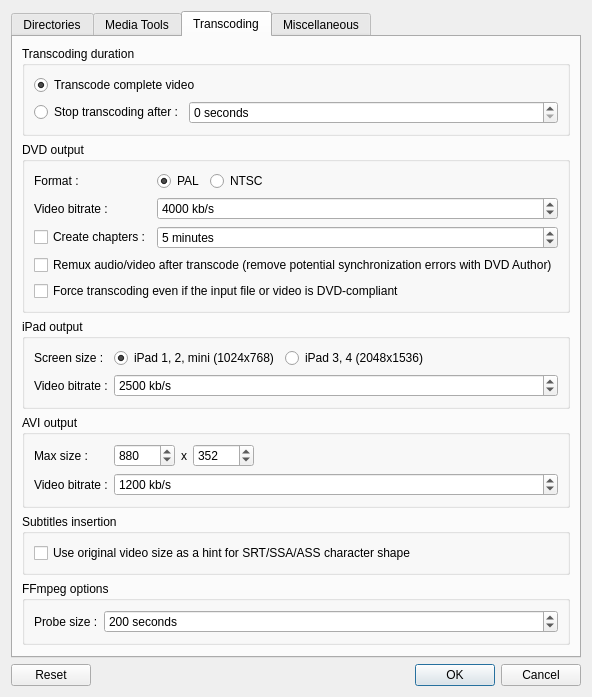
This is src/QtlMovie/QtlMovieEditSettings.ui in qtlmovie/qtlmovie as Qt 5 draws it before an edit. The edited form follows.
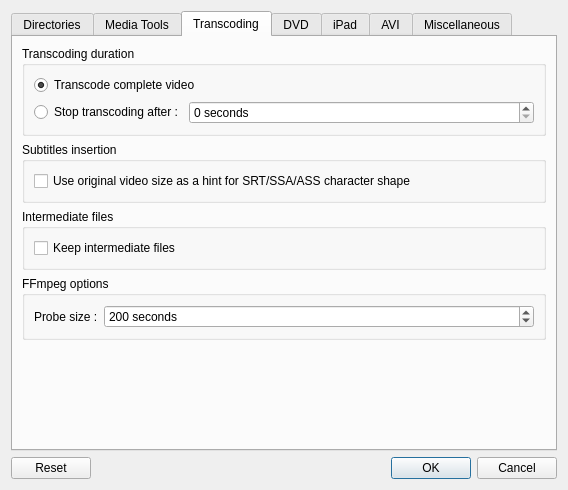
This is the edited form. The open tabs and pages were chosen to show the change. Icons and pictures are not drawn. Custom widgets are drawn as their Qt base class.

Commit message: Reorganized "Edit Settings" tabs.

```diff
--- a/src/QtlMovie/QtlMovieEditSettings.ui
+++ b/src/QtlMovie/QtlMovieEditSettings.ui
@@ -7,7 +7,7 @@
     <x>0</x>
     <y>0</y>
     <width>567</width>
-    <height>621</height>
+    <height>490</height>
    </rect>
   </property>
   <property name="windowTitle">
@@ -374,10 +374,100 @@
         </widget>
        </item>
        <item>
-        <widget class="QGroupBox" name="groupBoxDvdOutput">
+        <widget class="QGroupBox" name="groupBoxSubtitles">
          <property name="title">
-          <string>DVD output</string>
+          <string>Subtitles insertion</string>
          </property>
+         <layout class="QVBoxLayout" name="layoutSubtitles">
+          <item>
+           <widget class="QCheckBox" name="checkBoxSrtUseVideoSize">
+            <property name="text">
+             <string>Use original video size as a hint for SRT/SSA/ASS character shape</string>
+            </property>
+           </widget>
+          </item>
+         </layout>
+        </widget>
+       </item>
+       <item>
+        <widget class="QGroupBox" name="groupBoxIntermediateFiles">
+         <property name="title">
+          <string>Intermediate files</string>
+         </property>
+         <layout class="QVBoxLayout" name="layoutIntermediateFiles">
+          <item>
+           <widget class="QCheckBox" name="checkBoxKeepIntermediateFiles">
+            <property name="text">
+             <string>Keep intermediate files</string>
+            </property>
+           </widget>
+          </item>
+         </layout>
+        </widget>
+       </item>
+       <item>
+        <widget class="QGroupBox" name="groupBoxFFmpegOptions">
+         <property name="title">
+          <string>FFmpeg options</string>
+         </property>
+         <layout class="QGridLayout" name="gridLayout_2">
+          <item row="0" column="0">
+           <widget class="QLabel" name="labelFFmpegProbeSeconds">
+            <property name="sizePolicy">
+             <sizepolicy hsizetype="Minimum" vsizetype="Preferred">
+              <horstretch>0</horstretch>
+              <verstretch>0</verstretch>
+             </sizepolicy>
+            </property>
+            <property name="text">
+             <string>Probe size :</string>
+            </property>
+           </widget>
+          </item>
+          <item row="0" column="1">
+           <widget class="QSpinBox" name="spinFFmpegProbeSeconds">
+            <property name="sizePolicy">
+             <sizepolicy hsizetype="MinimumExpanding" vsizetype="Fixed">
+              <horstretch>0</horstretch>
+              <verstretch>0</verstretch>
+             </sizepolicy>
+            </property>
+            <property name="suffix">
+             <string> seconds</string>
+            </property>
+            <property name="minimum">
+             <number>1</number>
+            </property>
+            <property name="maximum">
+             <number>100000</number>
+            </property>
+            <property name="value">
+             <number>200</number>
+            </property>
+           </widget>
+          </item>
+         </layout>
+        </widget>
+       </item>
+       <item>
+        <spacer name="verticalSpacer">
+         <property name="orientation">
+          <enum>Qt::Vertical</enum>
+         </property>
+         <property name="sizeHint" stdset="0">
+          <size>
+           <width>20</width>
+           <height>112</height>
+          </size>
+         </property>
+        </spacer>
+       </item>
+      </layout>
+     </widget>
+     <widget class="QWidget" name="tabDvd">
+      <attribute name="title">
+       <string>DVD</string>
+      </attribute>
          <layout class="QGridLayout" name="layoutDvdOutput">
           <item row="1" column="0">
            <widget class="QLabel" name="labelDvdBitrate">
@@ -397,10 +487,19 @@
             <property name="text">
              <string>Create chapters :</string>
             </property>
-           </widget>
-          </item>
-          <item row="0" column="2">
-           <widget class="QRadioButton" name="radioNtsc">
+         <property name="checked">
+          <bool>true</bool>
+         </property>
+        </widget>
+       </item>
+       <item row="1" column="0">
+        <widget class="QLabel" name="labelDvdBitrate">
+         <property name="sizePolicy">
+          <sizepolicy hsizetype="Minimum" vsizetype="Preferred">
+           <horstretch>0</horstretch>
+           <verstretch>0</verstretch>
+          </sizepolicy>
+         </property>
             <property name="text">
              <string>NTSC</string>
             </property>
@@ -482,6 +581,9 @@
             <property name="text">
              <string>Remux audio/video after transcode (remove potential synchronization errors with DVD Author)</string>
             </property>
+         <property name="checked">
+          <bool>true</bool>
+         </property>
            </widget>
           </item>
           <item row="4" column="0" colspan="4">
@@ -491,14 +593,25 @@
             </property>
            </widget>
           </item>
-         </layout>
-        </widget>
-       </item>
-       <item>
-        <widget class="QGroupBox" name="groupBoxIpadOutput">
-         <property name="title">
-          <string>iPad output</string>
-         </property>
+       <item row="5" column="2">
+        <spacer name="verticalSpacer_3">
+         <property name="orientation">
+          <enum>Qt::Vertical</enum>
+         </property>
+         <property name="sizeHint" stdset="0">
+          <size>
+           <width>20</width>
+           <height>40</height>
+          </size>
+         </property>
+        </spacer>
+       </item>
+      </layout>
+     </widget>
+     <widget class="QWidget" name="tabIpad">
+      <attribute name="title">
+       <string>iPad</string>
+      </attribute>
          <layout class="QGridLayout" name="gridLayout_4">
           <item row="1" column="0">
            <widget class="QLabel" name="labelIpadBitrate">
@@ -513,23 +626,61 @@
             </property>
            </widget>
           </item>
-          <item row="0" column="1">
-           <widget class="QRadioButton" name="radioIpad12">
-            <property name="text">
-             <string>iPad 1, 2, mini (1024x768)</string>
-            </property>
-            <property name="checked">
-             <bool>true</bool>
+       <item row="1" column="1" colspan="3">
+        <widget class="QSpinBox" name="spinIpadBitrate">
+         <property name="sizePolicy">
+          <sizepolicy hsizetype="MinimumExpanding" vsizetype="Fixed">
+           <horstretch>0</horstretch>
+           <verstretch>0</verstretch>
+          </sizepolicy>
+         </property>
+         <property name="suffix">
+          <string> kb/s</string>
+         </property>
+         <property name="minimum">
+          <number>500</number>
+         </property>
+         <property name="maximum">
+          <number>10000</number>
+         </property>
+         <property name="singleStep">
+          <number>100</number>
+         </property>
+         <property name="value">
+          <number>2500</number>
             </property>
            </widget>
           </item>
           <item row="0" column="2">
            <widget class="QRadioButton" name="radioIpad34">
             <property name="text">
-             <string>iPad 3, 4 (2048x1536)</string>
+          <string>iPad 3/4 (2048x1536)</string>
             </property>
            </widget>
           </item>
+       <item row="0" column="1">
+        <widget class="QRadioButton" name="radioIpad12">
+         <property name="text">
+          <string>iPad 1/2/mini (1024x768)</string>
+         </property>
+         <property name="checked">
+          <bool>true</bool>
+         </property>
+        </widget>
+       </item>
+       <item row="0" column="3">
+        <spacer name="spacerIpadSize">
+         <property name="orientation">
+          <enum>Qt::Horizontal</enum>
+         </property>
+         <property name="sizeHint" stdset="0">
+          <size>
+           <width>40</width>
+           <height>20</height>
+          </size>
+         </property>
+        </spacer>
+       </item>
           <item row="0" column="0">
            <widget class="QLabel" name="labelResolution">
             <property name="text">
@@ -537,52 +688,25 @@
             </property>
            </widget>
           </item>
-          <item row="0" column="3">
-           <spacer name="spacerIpadSize">
+       <item row="2" column="1">
+        <spacer name="verticalSpacer_4">
             <property name="orientation">
-             <enum>Qt::Horizontal</enum>
+          <enum>Qt::Vertical</enum>
             </property>
             <property name="sizeHint" stdset="0">
              <size>
-              <width>40</width>
-              <height>20</height>
+           <width>20</width>
+           <height>40</height>
              </size>
             </property>
            </spacer>
           </item>
-          <item row="1" column="1" colspan="3">
-           <widget class="QSpinBox" name="spinIpadBitrate">
-            <property name="sizePolicy">
-             <sizepolicy hsizetype="MinimumExpanding" vsizetype="Fixed">
-              <horstretch>0</horstretch>
-              <verstretch>0</verstretch>
-             </sizepolicy>
-            </property>
-            <property name="suffix">
-             <string> kb/s</string>
-            </property>
-            <property name="minimum">
-             <number>500</number>
-            </property>
-            <property name="maximum">
-             <number>10000</number>
-            </property>
-            <property name="singleStep">
-             <number>100</number>
-            </property>
-            <property name="value">
-             <number>2500</number>
-            </property>
-           </widget>
-          </item>
-         </layout>
-        </widget>
-       </item>
-       <item>
-        <widget class="QGroupBox" name="groupBoxAviOutput">
-         <property name="title">
-          <string>AVI output</string>
-         </property>
+      </layout>
+     </widget>
+     <widget class="QWidget" name="tabAvi">
+      <attribute name="title">
+       <string>AVI</string>
+      </attribute>
          <layout class="QGridLayout" name="gridLayout_5">
           <item row="0" column="1">
            <widget class="QSpinBox" name="spinAviWidth">
@@ -675,78 +799,15 @@
             </property>
            </widget>
           </item>
-         </layout>
-        </widget>
-       </item>
-       <item>
-        <widget class="QGroupBox" name="groupBoxSubtitles">
-         <property name="title">
-          <string>Subtitles insertion</string>
-         </property>
-         <layout class="QVBoxLayout" name="layoutSubtitles">
-          <item>
-           <widget class="QCheckBox" name="checkBoxSrtUseVideoSize">
-            <property name="text">
-             <string>Use original video size as a hint for SRT/SSA/ASS character shape</string>
-            </property>
-           </widget>
-          </item>
-         </layout>
-        </widget>
-       </item>
-       <item>
-        <widget class="QGroupBox" name="groupBoxFFmpegOptions">
-         <property name="title">
-          <string>FFmpeg options</string>
-         </property>
-         <layout class="QGridLayout" name="gridLayout_2">
-          <item row="0" column="0">
-           <widget class="QLabel" name="labelFFmpegProbeSeconds">
-            <property name="sizePolicy">
-             <sizepolicy hsizetype="Minimum" vsizetype="Preferred">
-              <horstretch>0</horstretch>
-              <verstretch>0</verstretch>
-             </sizepolicy>
-            </property>
-            <property name="text">
-             <string>Probe size :</string>
-            </property>
-           </widget>
-          </item>
-          <item row="0" column="1">
-           <widget class="QSpinBox" name="spinFFmpegProbeSeconds">
-            <property name="sizePolicy">
-             <sizepolicy hsizetype="MinimumExpanding" vsizetype="Fixed">
-              <horstretch>0</horstretch>
-              <verstretch>0</verstretch>
-             </sizepolicy>
-            </property>
-            <property name="suffix">
-             <string> seconds</string>
-            </property>
-            <property name="minimum">
-             <number>1</number>
-            </property>
-            <property name="maximum">
-             <number>100000</number>
-            </property>
-            <property name="value">
-             <number>200</number>
-            </property>
-           </widget>
-          </item>
-         </layout>
-        </widget>
-       </item>
-       <item>
-        <spacer name="verticalSpacer">
+       <item row="2" column="1">
+        <spacer name="verticalSpacer_2">
          <property name="orientation">
           <enum>Qt::Vertical</enum>
          </property>
          <property name="sizeHint" stdset="0">
           <size>
            <width>20</width>
-           <height>112</height>
+           <height>40</height>
           </size>
          </property>
         </spacer>
@@ -794,22 +855,6 @@
          </layout>
         </widget>
        </item>
-       <item>
-        <widget class="QGroupBox" name="groupBoxIntermediateFiles">
-         <property name="title">
-          <string>Intermediate files</string>
-         </property>
-         <layout class="QVBoxLayout" name="layoutIntermediateFiles">
-          <item>
-           <widget class="QCheckBox" name="checkBoxKeepIntermediateFiles">
-            <property name="text">
-             <string>Keep intermediate files</string>
-            </property>
-           </widget>
-          </item>
-         </layout>
-        </widget>
-       </item>
        <item>
         <widget class="QGroupBox" name="groupBoxLog">
          <property name="title">
```
Left out of the diff: 98 changed lines with no effect on the pictures. Lines whose indentation alone changed are shown as unchanged. The commit also changes 5 other files.
